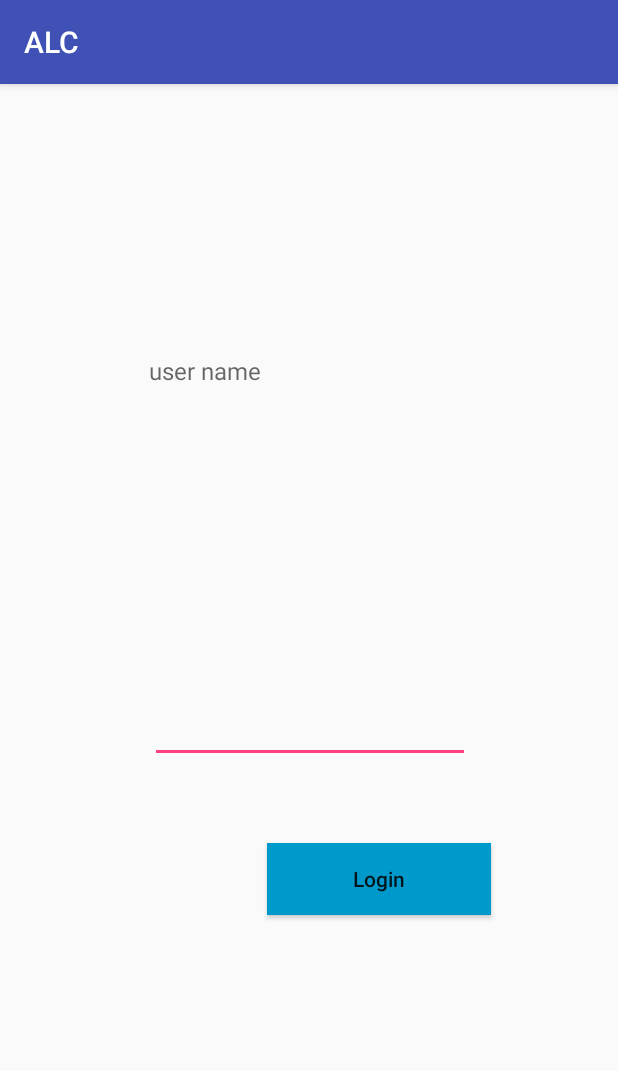
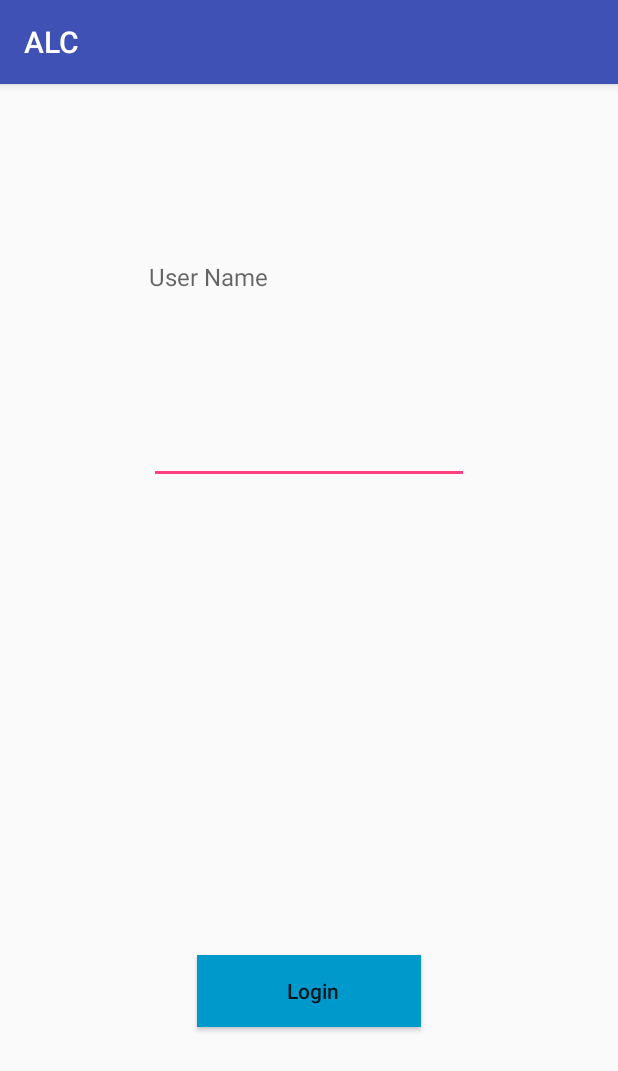
Before and after one commit to carolmuchoki95/ALC_1, an Android app: the screen it shows after launch (MainActivity), on a phone screen of 412 x 824 dp. Shown: the top 1071 px of the screen. Run offline under Robolectric (Android 15) with nearby library versions, the phone set to English and light mode, and no system bars.

Commit message:
Button functionality

```diff
--- a/app/src/main/java/com/muchoki/carol/alc/MainActivity.java
+++ b/app/src/main/java/com/muchoki/carol/alc/MainActivity.java
@@ -2,12 +2,22 @@ package com.muchoki.carol.alc;
 
 import android.support.v7.app.AppCompatActivity;
 import android.os.Bundle;
+import android.view.View;
+import android.widget.Button;
+import android.widget.Toast;
 
 public class MainActivity extends AppCompatActivity {
+     Button mLogin;
+
 
     @Override
     protected void onCreate(Bundle savedInstanceState) {
         super.onCreate(savedInstanceState);
         setContentView(R.layout.activity_main);
+        mLogin=(Button) findViewById(R.id.btnLogin);
+    }
+
+    public void doIt(View view) {
+        Toast.makeText(getApplicationContext(), "Hello welcome to ALC", Toast.LENGTH_LONG).show();
     }
 }
--- a/app/src/main/res/layout/activity_main.xml
+++ b/app/src/main/res/layout/activity_main.xml
@@ -1,6 +1,5 @@
 <?xml version="1.0" encoding="utf-8"?>
-<android.support.constraint.ConstraintLayout xmlns:android="http://schemas.android.com/apk/res/android"
-    xmlns:app="http://schemas.android.com/apk/res-auto"
+<RelativeLayout xmlns:android="http://schemas.android.com/apk/res/android"
     xmlns:tools="http://schemas.android.com/tools"
     android:layout_width="match_parent"
     android:layout_height="match_parent"
@@ -11,54 +10,34 @@
         android:id="@+id/textView"
         android:layout_width="213dp"
         android:layout_height="53dp"
-        android:layout_marginBottom="8dp"
-        android:layout_marginTop="180dp"
-        android:hint="user name"
-        android:textSize="16sp"
-        app:layout_constraintBottom_toBottomOf="parent"
-        app:layout_constraintEnd_toEndOf="parent"
-        app:layout_constraintStart_toStartOf="parent"
-        app:layout_constraintTop_toTopOf="parent"
-        app:layout_constraintVertical_bias="0.0" />
+        android:layout_alignParentTop="true"
+        android:layout_centerHorizontal="true"
+        android:layout_marginTop="117dp"
+        android:hint="@string/user"
+        android:textSize="16sp" />
 
     <EditText
         android:id="@+id/editText"
         android:layout_width="wrap_content"
         android:layout_height="wrap_content"
-        android:layout_marginBottom="8dp"
-        android:layout_marginEnd="8dp"
-        android:layout_marginLeft="8dp"
-        android:layout_marginRight="8dp"
-        android:layout_marginStart="8dp"
-        android:layout_marginTop="92dp"
+        android:layout_alignParentTop="true"
+        android:layout_centerHorizontal="true"
+        android:layout_marginTop="221dp"
         android:ems="10"
-        android:inputType="textPassword"
-        app:layout_constraintBottom_toBottomOf="parent"
-        app:layout_constraintEnd_toEndOf="parent"
-        app:layout_constraintHorizontal_bias="0.503"
-        app:layout_constraintStart_toStartOf="parent"
-        app:layout_constraintTop_toTopOf="parent"
-        app:layout_constraintVertical_bias="0.506" />
+        android:inputType="textPassword" />
 
     <Button
-        android:id="@+id/button"
+        android:id="@+id/btnLogin"
         android:layout_width="149dp"
         android:layout_height="wrap_content"
-        android:layout_marginBottom="8dp"
-        android:layout_marginEnd="8dp"
-        android:layout_marginLeft="8dp"
-        android:layout_marginRight="8dp"
-        android:layout_marginStart="8dp"
-        android:layout_marginTop="320dp"
-        android:textAllCaps="false"
+        android:layout_alignParentBottom="true"
+        android:layout_centerHorizontal="true"
+        android:layout_marginBottom="139dp"
         android:background="@android:color/holo_blue_dark"
+        android:paddingLeft="5dp"
+        android:onClick="doIt"
         android:text="Login"
-        app:layout_constraintBottom_toBottomOf="parent"
-        app:layout_constraintEnd_toEndOf="parent"
-        app:layout_constraintHorizontal_bias="0.689"
-        app:layout_constraintStart_toStartOf="parent"
-        app:layout_constraintTop_toTopOf="parent"
-        app:layout_constraintVertical_bias="0.474" />
+        android:textAllCaps="false" />
 
 
-</android.support.constraint.ConstraintLayout>
+</RelativeLayout>
--- a/app/src/main/res/values/strings.xml
+++ b/app/src/main/res/values/strings.xml
@@ -1,3 +1,4 @@
 <resources>
     <string name="app_name">ALC</string>
+    <string name="user">User Name</string>
 </resources>
```
